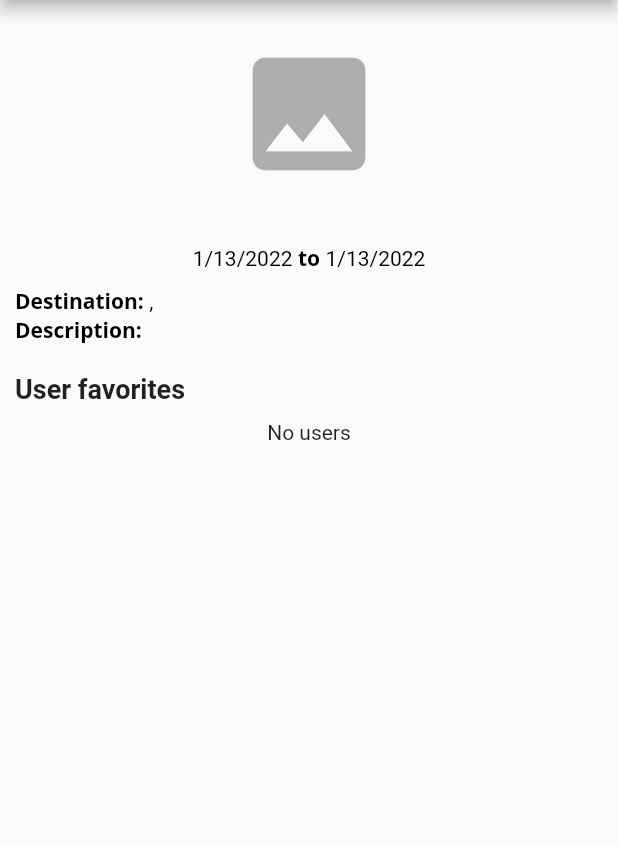
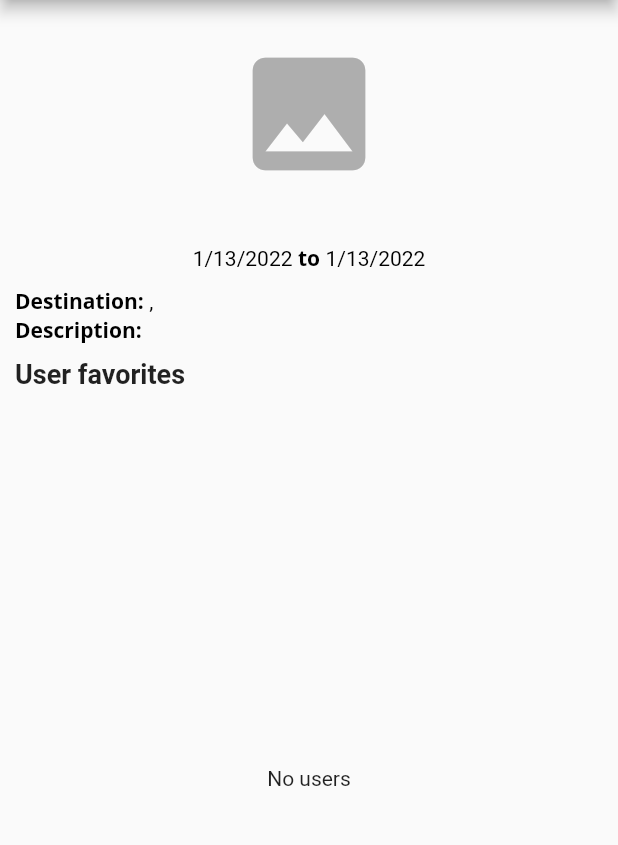
Before and after one commit to DiogoCruz40/IHC, a Flutter app: the ViewTrip screen opened directly with empty values, on a phone screen of 412 x 824 dp, the part 84-929 px from its top. Run offline on Flutter 3.47's test engine with Material 2 defaults, Android fonts, the phone set to English and light mode, and no system bars; our stand-ins replace cloud_firestore, firebase_auth, firebase_core, firebase_messaging, firebase_storage, flutter_local_notifications and 4 more; accounts and stored records are empty.

Commit message:
view fixed

```diff
--- a/lib/pages/chats_list_page.dart
+++ b/lib/pages/chats_list_page.dart
@@ -32,8 +32,8 @@ class _ChatsListPageState extends State<ChatsListPage> {
   final int _limitIncrement = 20;
   String _textSearch = "";
   bool isLoading = false;
-  late List peersmessages;
-  late List idslist;
+  late List peersmessages = List.empty(growable: true);
+  late List idslist = List.empty(growable: true);
   late HomeProvider homeProvider;
   Debouncer searchDebouncer = Debouncer(milliseconds: 300);
 
--- a/lib/pages/view_my_trip_page.dart
+++ b/lib/pages/view_my_trip_page.dart
@@ -32,7 +32,7 @@ class _ViewTripState extends State<ViewTrip> {
   Debouncer searchDebouncer = Debouncer(milliseconds: 300);
   late DocumentSnapshot? document;
   late HomeProvider homeProvider;
-  late List<String> allusersids;
+  late List<String> allusersids = List.empty(growable: true);
 
   final StreamController<bool> btnClearController =
       StreamController<bool>.broadcast();
@@ -327,7 +327,7 @@ class _ViewTripState extends State<ViewTrip> {
                     ],
                   ),
                   const SizedBox(
-                    height: 20,
+                    height: 10,
                   ),
                   Container(
                     alignment: Alignment.centerLeft,
@@ -339,11 +339,9 @@ class _ViewTripState extends State<ViewTrip> {
                 ],
               ),
             ),
-            StreamBuilder(
-                stream: homeProvider.getStreamTripsFirestore(
-                    FirestoreConstants.pathTripCollection,
-                    FirestoreConstants.pathUserCollection,
-                    trip.id),
+            Expanded(
+              child: StreamBuilder(
+                  stream: searchProvider.getFavourites(trip.id),
                   builder: (BuildContext context,
                       AsyncSnapshot<QuerySnapshot> snapshot) {
                     if (snapshot.hasData) {
@@ -352,7 +350,7 @@ class _ViewTripState extends State<ViewTrip> {
                         //   idslist.clear();
                         //   peersmessages.clear();
                         // }
-
+                        allusersids.clear();
                         snapshot.data?.docs
                             .forEach((doc) => allusersids.add(doc.id));
 
@@ -407,6 +405,7 @@ class _ViewTripState extends State<ViewTrip> {
                     //   ),
                     // );
                   }),
+            ),
           ],
         ),
       );
```
Also changed, not shown: lib/pages/search_page.dart (+23 -16 lines). Lines whose indentation alone changed are shown as unchanged.
